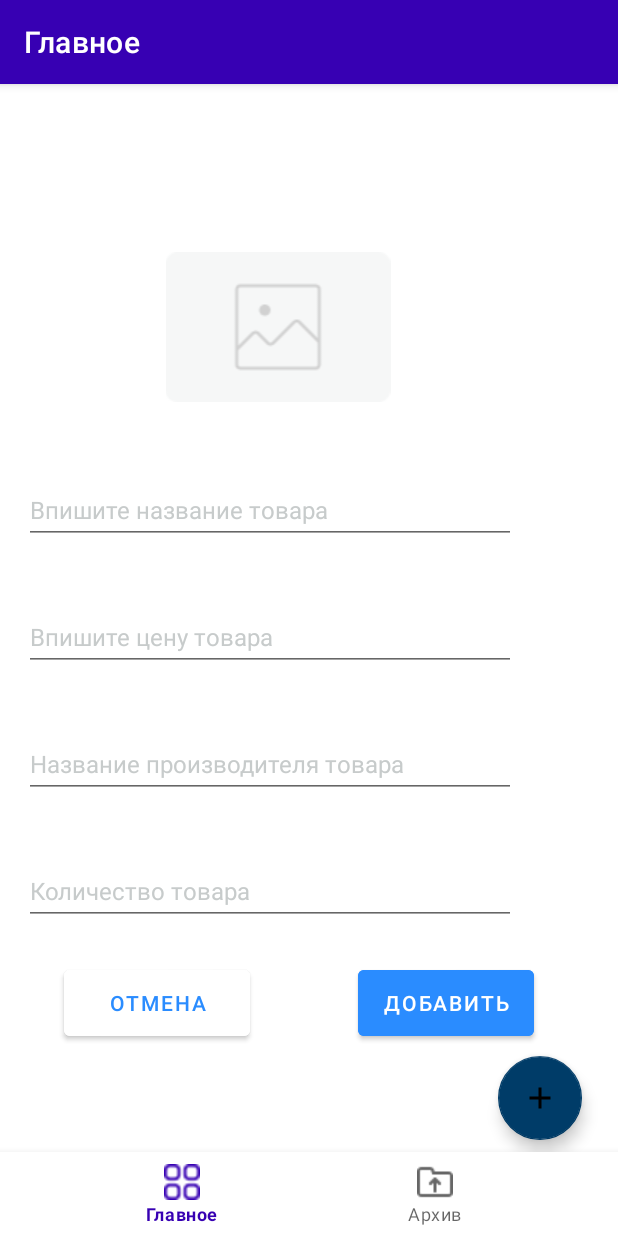
After one commit to ulukbekov-n/Neobis_Android_Inventory_App, an Android app: the fragment UpdateFragment placed in its activity, on a phone screen of 412 x 824 dp. The commit adds this screen. Run offline under Robolectric (Android 15) with nearby library versions, the phone set to English and light mode, and no system bars; our stand-ins replace Room's generated code, navigation-ui.

Commit message:
TypeConverter.kt

```diff
--- a/app/src/main/java/com/example/neobis_android_inventory_app/data/ProductDao.kt
+++ b/app/src/main/java/com/example/neobis_android_inventory_app/data/ProductDao.kt
@@ -2,6 +2,7 @@ package com.example.neobis_android_inventory_app.data
 
 import androidx.lifecycle.LiveData
 import androidx.room.*
+import com.example.neobis_android_inventory_app.model.Product
 
 @Dao
 
--- a/app/src/main/java/com/example/neobis_android_inventory_app/data/ProductRepository.kt
+++ b/app/src/main/java/com/example/neobis_android_inventory_app/data/ProductRepository.kt
@@ -1,10 +1,11 @@
 package com.example.neobis_android_inventory_app.data
 
 import androidx.lifecycle.LiveData
-import com.example.neobis_android_inventory_app.data.Product
+import com.example.neobis_android_inventory_app.model.Product
 import com.example.neobis_android_inventory_app.data.ProductDao
 
 class ProductRepository(private val productDao: ProductDao) {
+
     val readAllData: LiveData<List<Product>> = productDao.readAllData()
     suspend fun addProduct(product: Product){
         productDao.addProduct(product)
--- a/app/src/main/java/com/example/neobis_android_inventory_app/data/ProductViewModel.kt
+++ b/app/src/main/java/com/example/neobis_android_inventory_app/data/ProductViewModel.kt
@@ -4,6 +4,7 @@ import android.app.Application
 import androidx.lifecycle.AndroidViewModel
 import androidx.lifecycle.LiveData
 import androidx.lifecycle.viewModelScope
+import com.example.neobis_android_inventory_app.model.Product
 import kotlinx.coroutines.Dispatchers
 
 import kotlinx.coroutines.launch
--- a/app/src/main/java/com/example/neobis_android_inventory_app/fragments/Home/HomeContract.kt
+++ b/app/src/main/java/com/example/neobis_android_inventory_app/fragments/Home/HomeContract.kt
@@ -1,6 +1,6 @@
 package com.example.neobis_android_inventory_app.fragments.Home
 
-import com.example.neobis_android_inventory_app.data.Product
+import com.example.neobis_android_inventory_app.model.Product
 
 interface HomeContract {
 
--- /dev/null
+++ b/app/src/main/java/com/example/neobis_android_inventory_app/fragments/update/UpdateFragment.kt
@@ -0,0 +1,25 @@
+package com.example.neobis_android_inventory_app.fragments.update
+
+import android.os.Bundle
+import androidx.fragment.app.Fragment
+import android.view.LayoutInflater
+import android.view.View
+import android.view.ViewGroup
+import com.example.neobis_android_inventory_app.R
+
+
+class UpdateFragment : Fragment() {
+
+
+
+
+    override fun onCreateView(
+        inflater: LayoutInflater, container: ViewGroup?,
+        savedInstanceState: Bundle?
+    ): View? {
+        // Inflate the layout for this fragment
+        return inflater.inflate(R.layout.fragment_update, container, false)
+    }
+
+
+}
--- /dev/null
+++ b/app/src/main/res/layout/fragment_update.xml
@@ -0,0 +1,112 @@
+<?xml version="1.0" encoding="utf-8"?>
+<androidx.constraintlayout.widget.ConstraintLayout xmlns:android="http://schemas.android.com/apk/res/android"
+    xmlns:app="http://schemas.android.com/apk/res-auto"
+    xmlns:tools="http://schemas.android.com/tools"
+    android:layout_width="match_parent"
+    android:layout_height="match_parent"
+    tools:context=".fragments.update.UpdateFragment">
+
+    <ImageView
+        android:id="@+id/updateProductImage"
+        android:layout_width="160dp"
+        android:layout_height="100dp"
+        app:layout_constraintTop_toTopOf="parent"
+        app:layout_constraintLeft_toLeftOf="parent"
+        android:layout_marginTop="112dp"
+        android:layout_marginStart="105dp"
+        android:src="@drawable/ic_photo"
+        android:clickable="true"
+        android:focusable="true"
+        android:onClick="onChooseImageClick" />
+
+    <EditText
+        android:id="@+id/updateModelName"
+        android:layout_width="328dp"
+        android:layout_height="45dp"
+        android:layout_marginTop="261dp"
+        app:layout_constraintTop_toTopOf="parent"
+        app:layout_constraintLeft_toLeftOf="parent"
+        android:layout_marginStart="16dp"
+        android:ems="10"
+        android:inputType="textPersonName"
+        android:hint="Впишите название товара"
+        android:textColorHint="#C7CBCB"
+        android:textSize="16dp"
+        app:layout_constraintStart_toStartOf="parent"
+        tools:layout_editor_absoluteY="107dp" />
+
+    <EditText
+        android:id="@+id/updateCost"
+        android:layout_width="328dp"
+        android:layout_height="45dp"
+        app:layout_constraintTop_toBottomOf="@id/updateModelName"
+        app:layout_constraintLeft_toLeftOf="parent"
+        android:layout_marginTop="39dp"
+        android:layout_marginStart="16dp"
+        android:ems="10"
+        android:inputType="textPersonName"
+        android:hint="Впишите цену товара"
+        android:textColorHint="#C7CBCB"
+        android:textSize="16dp"
+        app:layout_constraintStart_toStartOf="parent"
+        tools:layout_editor_absoluteY="194dp" />
+
+    <EditText
+        android:id="@+id/updateCompanyName"
+        android:layout_width="328dp"
+        android:layout_height="45dp"
+        app:layout_constraintTop_toBottomOf="@id/updateCost"
+        app:layout_constraintLeft_toLeftOf="parent"
+        android:layout_marginTop="39dp"
+        android:layout_marginStart="16dp"
+        android:ems="10"
+        android:inputType="textPersonName"
+        android:hint="Название производителя товара"
+        android:textColorHint="#C7CBCB"
+        android:textSize="16dp"
+        app:layout_constraintStart_toStartOf="parent"
+        tools:layout_editor_absoluteY="283dp" />
+
+    <EditText
+        android:id="@+id/updateQuantity"
+        android:layout_width="328dp"
+        android:layout_height="45dp"
+        android:layout_marginStart="16dp"
+        app:layout_constraintTop_toBottomOf="@id/updateCompanyName"
+        app:layout_constraintLeft_toLeftOf="parent"
+        android:layout_marginTop="39dp"
+        android:ems="10"
+        android:inputType="textPersonName"
+        android:hint="Количество товара"
+        android:textColorHint="#C7CBCB"
+        android:textSize="16dp"
+        app:layout_constraintStart_toStartOf="parent"
+        tools:layout_editor_absoluteY="361dp" />
+
+    <Button
+        android:id="@+id/addButton"
+        android:layout_width="117dp"
+        android:layout_height="56dp"
+        android:layout_marginTop="24dp"
+        android:layout_marginRight="56dp"
+        android:backgroundTint="#2A8CFF"
+        android:clickable="true"
+        android:text="Добавить"
+        android:textColor="#FFFFFF"
+        app:layout_constraintRight_toRightOf="parent"
+        app:layout_constraintTop_toBottomOf="@id/updateQuantity" />
+
+    <Button
+        android:id="@+id/cancelButton"
+        android:layout_width="124dp"
+        android:layout_height="56dp"
+        android:layout_marginRight="72dp"
+        android:backgroundTint="@color/white"
+        android:clickable="true"
+        android:text="Отмена"
+        android:textColor="#2A8CFF"
+        app:layout_constraintRight_toLeftOf="@id/addButton"
+        app:layout_constraintTop_toTopOf="@id/addButton" />
+
+
+</androidx.constraintlayout.widget.ConstraintLayout>
--- a/app/src/main/res/navigation/my_nav.xml
+++ b/app/src/main/res/navigation/my_nav.xml
@@ -13,6 +13,9 @@
         <action
             android:id="@+id/action_homeFragment_to_addFragment"
             app:destination="@id/addFragment" />
+        <action
+            android:id="@+id/action_homeFragment_to_updateFragment"
+            app:destination="@id/updateFragment" />
     </fragment>
     <fragment
         android:id="@+id/addFragment"
@@ -28,4 +31,16 @@
         android:name="com.example.neobis_android_inventory_app.fragments.ArchiveFragment"
         android:label="Архив"
         tools:layout="@layout/fragment_archive" />
+    <fragment
+        android:id="@+id/updateFragment"
+        android:name="com.example.neobis_android_inventory_app.fragments.update.UpdateFragment"
+        android:label="fragment_update"
+        tools:layout="@layout/fragment_update" >
+        <action
+            android:id="@+id/action_updateFragment_to_homeFragment"
+            app:destination="@id/homeFragment" />
+        <argument
+            android:name="currentProduct"
+            app:argType="com.example.neobis_android_inventory_app.model.Product" />
+    </fragment>
 </navigation>
--- a/build.gradle
+++ b/build.gradle
@@ -1,6 +1,8 @@
 // Top-level build file where you can add configuration options common to all sub-projects/modules.
+
 plugins {
     id 'com.android.application' version '7.4.2' apply false
     id 'com.android.library' version '7.4.2' apply false
     id 'org.jetbrains.kotlin.android' version '1.8.0' apply false
+    id "org.jetbrains.kotlin.kapt" version "1.8.21"
 }
```
Also changed, not shown: app/build.gradle (+5 -3 lines), app/src/main/java/com/example/neobis_android_inventory_app/data/Converters.kt (deleted, +0 -18 lines), app/src/main/java/com/example/neobis_android_inventory_app/data/ProductDatabase.kt (+32 -35 lines), app/src/main/java/com/example/neobis_android_inventory_app/data/TypeConverter.kt (added, +27 -0 lines), app/src/main/java/com/example/neobis_android_inventory_app/fragments/AddFragment.kt (+30 -73 lines), app/src/main/java/com/example/neobis_android_inventory_app/fragments/Home/HomeAdapter.kt (+13 -3 lines), app/src/main/java/com/example/neobis_android_inventory_app/model/Product.kt (renamed from app/src/main/java/com/example/neobis_android_inventory_app/data/Product.kt, +11 -13 lines).
